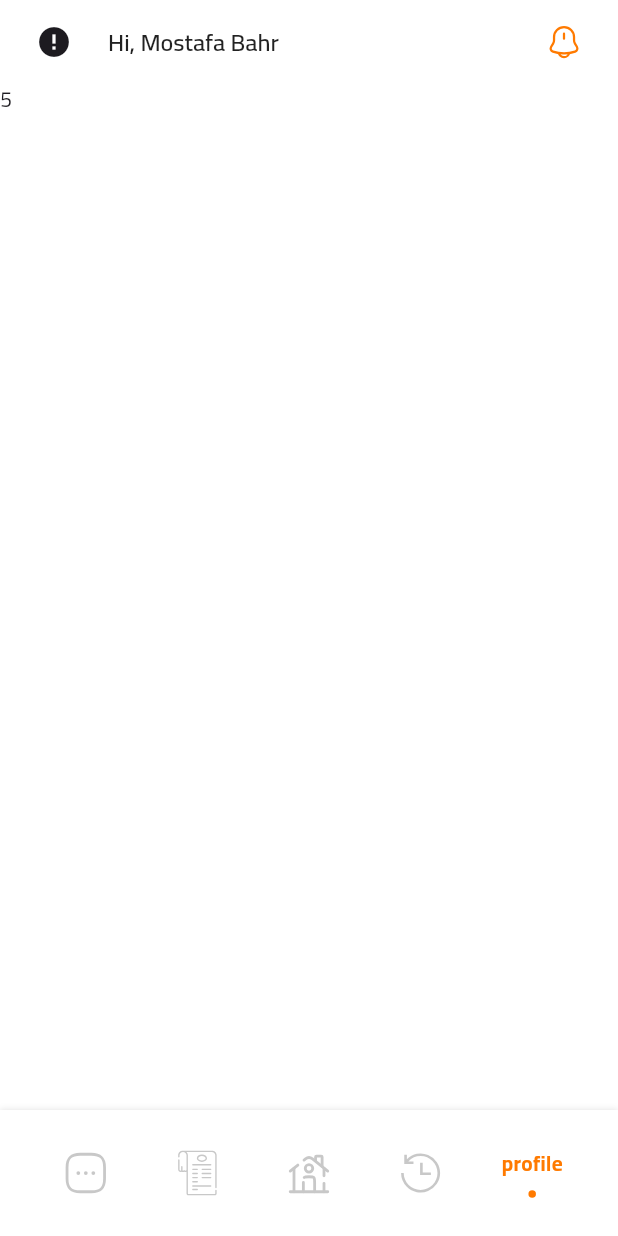
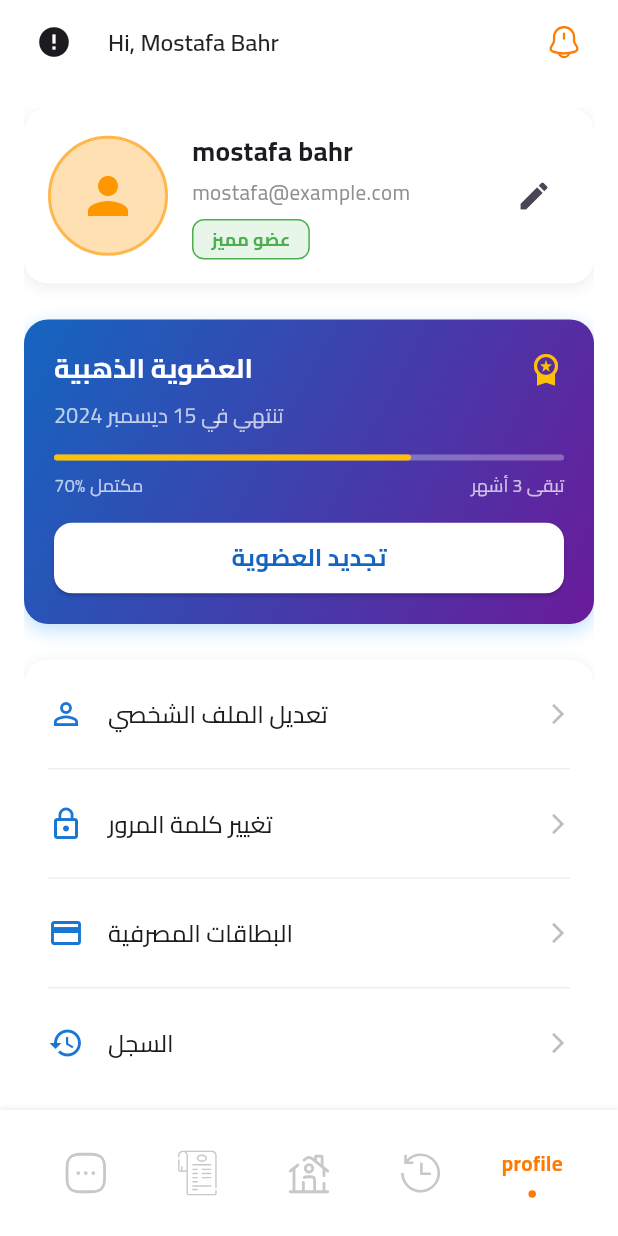
Before and after one commit to mostafaahmedbahr/Drivo, a Flutter app: the screen it shows after launch, item 5 of the bottom bar chosen, on a phone screen of 412 x 824 dp. Run offline on Flutter 3.47's test engine with Material 3 defaults, Android fonts, the phone set to English and light mode, and no system bars; drawn by our look-alikes of cached_network_image, flashy_tab_bar2; our stand-ins replace carousel_slider, dartz, dio, easy_localization, firebase_core, flutter_bloc and 12 more; accounts and stored records are empty; network calls fail.

Commit message:
profile screen ui part 1

```diff
--- a/lib/core/app_nav/router/app_router.dart
+++ b/lib/core/app_nav/router/app_router.dart
@@ -6,9 +6,11 @@ import 'package:drivo/features/layout/presentation/screens/layout_screen.dart';
 import 'package:drivo/features/login/presentation/screens/login_screen.dart';
 import 'package:drivo/features/register/presentation/screens/register_screen.dart';
 import 'package:drivo/features/splash/presentation/screens/splash_screen.dart';
- import '../../../features/car_details/presentation/screens/car_gallery_images_screen.dart';
+ import '../../../features/booking/presentation/screens/booking_screen.dart';
+import '../../../features/car_details/presentation/screens/car_gallery_images_screen.dart';
 import '../../../features/contracts/presentation/screens/contracts_screen.dart';
 import '../../../features/more/presentation/screens/more_screen.dart';
+import '../../../features/profile/presentation/screens/profile_screen.dart';
 import '../../../features/splash/presentation/screens/splash_screen_2.dart';
 import '../../../main_importants.dart';
 
@@ -68,6 +70,14 @@ class AppRouter {
         return MaterialPageRoute(
           builder: (context) => const ContractsScreen(),
         );
+      case Routes.profileScreen:
+        return MaterialPageRoute(
+          builder: (context) => const ProfileScreen(),
+        );
+      case Routes.bookingScreen:
+        return MaterialPageRoute(
+          builder: (context) => const BookingScreen(),
+        );
       default:
         return null;
     }
--- a/lib/core/app_nav/router/routes.dart
+++ b/lib/core/app_nav/router/routes.dart
@@ -11,6 +11,7 @@ class Routes {
   static const String bookingScreen = '/bookingScreen';
   static const String moreScreen = '/moreScreen';
   static const String contractsScreen = '/contractsScreen';
+  static const String profileScreen = '/profileScreen';
 
 
 }
--- a/lib/features/layout/presentation/cubit/layout_cubit.dart
+++ b/lib/features/layout/presentation/cubit/layout_cubit.dart
@@ -6,6 +6,7 @@ import '../../../booking/presentation/screens/booking_screen.dart';
 import '../../../contracts/presentation/screens/contracts_screen.dart';
 import '../../../home/presentation/screens/home_screen.dart';
 import '../../../more/presentation/screens/more_screen.dart';
+import '../../../profile/presentation/screens/profile_screen.dart';
 import 'layout_states.dart';
 
 
@@ -22,7 +23,7 @@ class LayoutCubit extends Cubit<LayoutStates> {
     ContractsScreen(),
     HomeScreen(),
     BookingScreen(),
-    Text("5"),
+    ProfileScreen(),
 
   ];
 
--- /dev/null
+++ b/lib/features/profile/presentation/screens/profile_screen.dart
@@ -0,0 +1,31 @@
+import 'package:drivo/main_importants.dart';
+
+import '../widgets/logout_button.dart';
+import '../widgets/member_ship_card.dart';
+import '../widgets/profile_main_info_header.dart';
+import '../widgets/profile_menu_list_items_.dart';
+
+class ProfileScreen extends StatelessWidget {
+  const ProfileScreen({super.key});
+
+  @override
+  Widget build(BuildContext context) {
+    return Scaffold(
+      body: Padding(
+        padding: const EdgeInsets.all(16.0),
+        child: ListView(
+          children: [
+            ProfileMainInfoHeader(),
+            verticalSpace(24),
+            MembershipCard(),
+            verticalSpace(24),
+            ProfileMenuListItems(),
+            verticalSpace(24),
+            LogoutButton(),
+            verticalSpace(24),
+          ],
+        ),
+      ),
+    );
+  }
+}
--- /dev/null
+++ b/lib/features/profile/presentation/widgets/logout_button.dart
@@ -0,0 +1,31 @@
+import '../../../../main_importants.dart';
+
+class LogoutButton extends StatelessWidget {
+  const LogoutButton({super.key});
+
+  @override
+  Widget build(BuildContext context) {
+    return SizedBox(
+      width: double.infinity,
+      child: OutlinedButton.icon(
+        onPressed: () {},
+        icon: const Icon(Icons.logout, color: Colors.red),
+        label: const Text(
+          'تسجيل الخروج',
+          style: TextStyle(
+            color: Colors.red,
+            fontWeight: FontWeight.bold,
+            fontSize: 16,
+          ),
+        ),
+        style: OutlinedButton.styleFrom(
+          padding: const EdgeInsets.symmetric(vertical: 16),
+          shape: RoundedRectangleBorder(
+            borderRadius: BorderRadius.circular(12),
+          ),
+          side: const BorderSide(color: Colors.red),
+        ),
+      ),
+    );
+  }
+}
--- /dev/null
+++ b/lib/features/profile/presentation/widgets/member_ship_card.dart
@@ -0,0 +1,103 @@
+import '../../../../main_importants.dart';
+
+class MembershipCard extends StatelessWidget {
+  const MembershipCard({super.key});
+
+  @override
+  Widget build(BuildContext context) {
+    return Container(
+      padding: const EdgeInsets.all(20),
+      decoration: BoxDecoration(
+        gradient: LinearGradient(
+          begin: Alignment.topLeft,
+          end: Alignment.bottomRight,
+          colors: [Colors.blue[800]!, Colors.purple[800]!],
+        ),
+        borderRadius: BorderRadius.circular(16),
+        boxShadow: [
+          BoxShadow(
+            color: Colors.blue.withValues(alpha: 0.3),
+            blurRadius: 10,
+            offset: const Offset(0, 4),
+          ),
+        ],
+      ),
+      child: Column(
+        crossAxisAlignment: CrossAxisAlignment.start,
+        children: [
+          const Row(
+            mainAxisAlignment: MainAxisAlignment.spaceBetween,
+            children: [
+              Text(
+                'العضوية الذهبية',
+                style: TextStyle(
+                  fontSize: 18,
+                  fontWeight: FontWeight.bold,
+                  color: Colors.white,
+                ),
+              ),
+              Icon(Icons.workspace_premium, color: Colors.amber),
+            ],
+          ),
+          verticalSpace(8),
+          const Text(
+            'تنتهي في 15 ديسمبر 2024',
+            style: TextStyle(
+              fontSize: 14,
+              color: Colors.white70,
+            ),
+          ),
+          verticalSpace(16),
+          LinearProgressIndicator(
+            value: 0.7,
+            backgroundColor: Colors.white.withValues(alpha: 0.3),
+            valueColor: const AlwaysStoppedAnimation<Color>(Colors.amber),
+            borderRadius: BorderRadius.circular(10),
+          ),
+          verticalSpace(8),
+          const Row(
+            mainAxisAlignment: MainAxisAlignment.spaceBetween,
+            children: [
+              Text(
+                '70% مكتمل',
+                style: TextStyle(
+                  fontSize: 12,
+                  color: Colors.white70,
+                ),
+              ),
+              Text(
+                'تبقى 3 أشهر',
+                style: TextStyle(
+                  fontSize: 12,
+                  color: Colors.white70,
+                ),
+              ),
+            ],
+          ),
+          verticalSpace(16),
+          SizedBox(
+            width: double.infinity,
+            child: ElevatedButton(
+              onPressed: () {},
+              style: ElevatedButton.styleFrom(
+                backgroundColor: Colors.white,
+                foregroundColor: Colors.blue[800],
+                shape: RoundedRectangleBorder(
+                  borderRadius: BorderRadius.circular(12),
+                ),
+                padding: const EdgeInsets.symmetric(vertical: 12),
+              ),
+              child: const Text(
+                'تجديد العضوية',
+                style: TextStyle(
+                  fontWeight: FontWeight.bold,
+                  fontSize: 16,
+                ),
+              ),
+            ),
+          ),
+        ],
+      ),
+    );
+  }
+}
--- /dev/null
+++ b/lib/features/profile/presentation/widgets/profile_main_info_header.dart
@@ -0,0 +1,90 @@
+import '../../../../main_importants.dart';
+
+class ProfileMainInfoHeader extends StatelessWidget {
+  const ProfileMainInfoHeader({super.key});
+
+  @override
+  Widget build(BuildContext context) {
+    return Container(
+      padding: const EdgeInsets.all(16),
+      decoration: BoxDecoration(
+        color: Colors.white,
+        borderRadius: BorderRadius.circular(16),
+        boxShadow: [
+          BoxShadow(
+            color: Colors.grey.withValues(alpha: 0.2),
+            blurRadius: 8,
+            offset: const Offset(0, 2),
+          ),
+        ],
+      ),
+      child: Row(
+        children: [
+          // Profile Image
+          Container(
+            width: 80,
+            height: 80,
+            decoration: BoxDecoration(
+              shape: BoxShape.circle,
+              color: Colors.orange[100],
+              border: Border.all(color: Colors.orange[300]!, width: 2),
+            ),
+            child: const Icon(
+              Icons.person,
+              size: 40,
+              color: Colors.orange,
+            ),
+          ),
+          horizontalSpace(16),
+
+          // User Info
+          Expanded(
+            child: Column(
+              crossAxisAlignment: CrossAxisAlignment.start,
+              children: [
+                const Text(
+                  'mostafa bahr',
+                  style: TextStyle(
+                    fontSize: 18,
+                    fontWeight: FontWeight.bold,
+                  ),
+                ),
+                const SizedBox(height: 4),
+                Text(
+                  'mostafa@example.com',
+                  style: TextStyle(
+                    fontSize: 14,
+                    color: AppColors.greyColor3,
+                  ),
+                ),
+                verticalSpace(8),
+                Container(
+                  padding: const EdgeInsets.symmetric(horizontal: 12, vertical: 4),
+                  decoration: BoxDecoration(
+                    color: Colors.green[50],
+                    borderRadius: BorderRadius.circular(8),
+                    border: Border.all(color: Colors.green),
+                  ),
+                  child: const Text(
+                    'عضو مميز',
+                    style: TextStyle(
+                      color: Colors.green,
+                      fontWeight: FontWeight.bold,
+                      fontSize: 12,
+                    ),
+                  ),
+                ),
+              ],
+            ),
+          ),
+
+          // Edit Button
+          IconButton(
+            onPressed: () {},
+            icon: const Icon(Icons.edit, color: AppColors.shipGray),
+          ),
+        ],
+      ),
+    );
+  }
+}
--- /dev/null
+++ b/lib/features/profile/presentation/widgets/profile_menu_item.dart
@@ -0,0 +1,25 @@
+import '../../../../main_importants.dart';
+
+class ProfileMenuItem extends StatelessWidget {
+  const ProfileMenuItem({super.key, required this.icon, required this.title, required this.onTap, this.trailing});
+  final IconData icon;
+  final String title;
+  final VoidCallback onTap;
+  final Widget? trailing;
+  @override
+  Widget build(BuildContext context) {
+    return ListTile(
+      leading: Icon(icon, color: Colors.blue[700]),
+      title: Text(
+        title,
+        style: const TextStyle(
+          fontSize: 16,
+          fontWeight: FontWeight.w500,
+        ),
+      ),
+      trailing: trailing ?? Icon(Icons.arrow_forward_ios, size: 16, color: Colors.grey[400]),
+      onTap: onTap,
+      contentPadding: const EdgeInsets.symmetric(horizontal: 16, vertical: 8),
+    );
+  }
+}
--- /dev/null
+++ b/lib/features/profile/presentation/widgets/profile_menu_list_items_.dart
@@ -0,0 +1,80 @@
+import 'package:drivo/features/profile/presentation/widgets/profile_menu_item.dart';
+
+import '../../../../main_importants.dart';
+
+class ProfileMenuListItems extends StatelessWidget {
+  const ProfileMenuListItems({super.key});
+
+  @override
+  Widget build(BuildContext context) {
+    return Container(
+      decoration: BoxDecoration(
+        color: Colors.white,
+        borderRadius: BorderRadius.circular(16),
+        boxShadow: [
+          BoxShadow(
+            color: Colors.grey.withValues(alpha: 0.2),
+            blurRadius: 8,
+            offset: const Offset(0, 2),
+          ),
+        ],
+      ),
+      child: Column(
+        children: [
+          ProfileMenuItem(
+            icon: Icons.person_outline,
+            title: 'تعديل الملف الشخصي',
+            onTap: () {},
+          ),
+          _buildDivider(),
+          ProfileMenuItem(
+            icon: Icons.lock_outline,
+            title: 'تغيير كلمة المرور',
+            onTap: () {},
+          ),
+          _buildDivider(),
+          ProfileMenuItem(
+            icon: Icons.credit_card,
+            title: 'البطاقات المصرفية',
+            onTap: () {},
+          ),
+          _buildDivider(),
+          ProfileMenuItem(
+            icon: Icons.history,
+            title: 'السجل',
+            onTap: () {},
+          ),
+          _buildDivider(),
+          ProfileMenuItem(
+            icon: Icons.notifications_active_outlined,
+            title: 'الإشعارات',
+            onTap: () {},
+            trailing: Switch(
+              value: true,
+              onChanged: (value) {},
+              activeColor: Colors.blue[800],
+            ),
+          ),
+          _buildDivider(),
+          ProfileMenuItem(
+            icon: Icons.help_outline,
+            title: 'المساعدة والدعم',
+            onTap: () {},
+          ),
+          _buildDivider(),
+          ProfileMenuItem(
+            icon: Icons.privacy_tip,
+            title: 'الخصوصية',
+            onTap: () {},
+          ),
+        ],
+      ),
+    );
+  }
+}
+Widget _buildDivider() {
+  return Padding(
+    padding: const EdgeInsets.symmetric(horizontal: 16),
+    child: Divider(color: Colors.grey[200], height: 1),
+  );
+}
```
